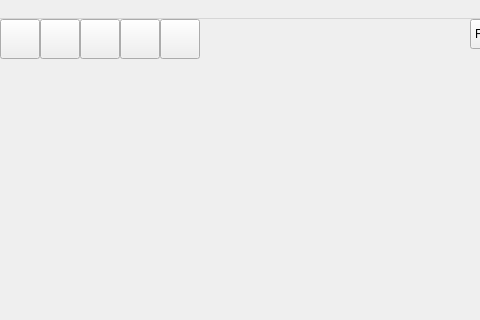
Qt form frontend/resource/GUI.ui (gintalk/network-visualization-main) before a commit; both pictures show x 200 to 680 and y 0 to 320 of the 1000 by 700 pixel window.
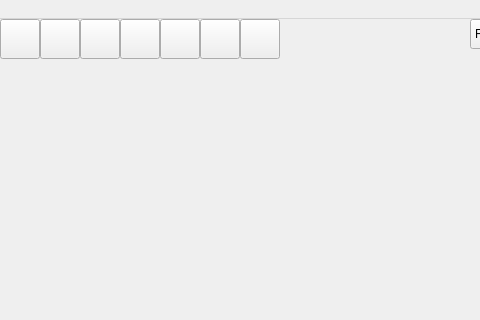
The same form after that commit. Icons and pictures are not drawn.

Commit message: realtime mode

```diff
--- a/frontend/resource/GUI.ui
+++ b/frontend/resource/GUI.ui
@@ -301,6 +301,32 @@
      <string/>
     </property>
    </widget>
+   <widget class="QPushButton" name="realtime_mode">
+    <property name="geometry">
+     <rect>
+      <x>400</x>
+      <y>0</y>
+      <width>40</width>
+      <height>40</height>
+     </rect>
+    </property>
+    <property name="text">
+     <string/>
+    </property>
+   </widget>
+   <widget class="QPushButton" name="close_realtime_mode">
+    <property name="geometry">
+     <rect>
+      <x>440</x>
+      <y>0</y>
+      <width>40</width>
+      <height>40</height>
+     </rect>
+    </property>
+    <property name="text">
+     <string/>
+    </property>
+   </widget>
   </widget>
   <widget class="QMenuBar" name="menubar">
    <property name="geometry">
```
The commit also changes 3 other files.
